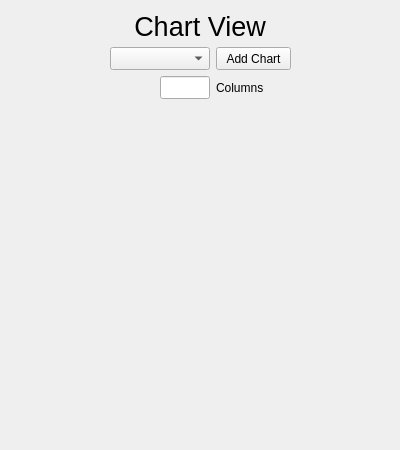
This is src/gui-helpers/gui-chart-view.ui in Donn13Darko/uC_Interfacer as Qt 5 draws it before an edit. The edited form follows.
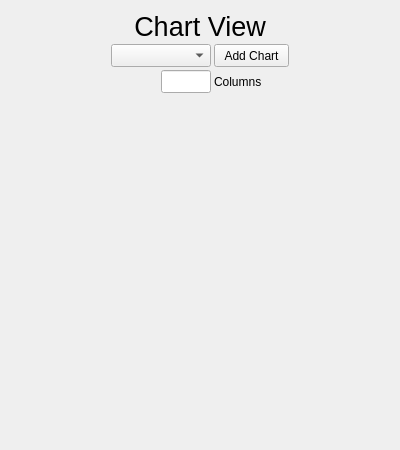
This is the edited form.

Diff of the .ui file:
```diff
--- a/src/gui-helpers/gui-chart-view.ui
+++ b/src/gui-helpers/gui-chart-view.ui
@@ -26,6 +26,9 @@
    <string>Charts</string>
   </property>
   <layout class="QVBoxLayout" name="verticalLayout">
+   <property name="spacing">
+    <number>3</number>
+   </property>
    <item alignment="Qt::AlignHCenter|Qt::AlignTop">
     <widget class="QLabel" name="Title_Label">
      <property name="sizePolicy">
```
